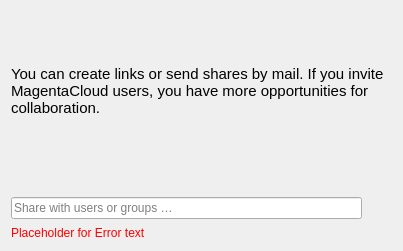
This is src/gui/shareusergroupwidget.ui in nextmcloud/desktop as Qt 5 draws it before an edit. The edited form follows.
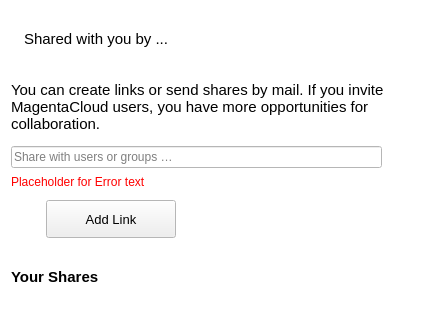
This is the edited form. Icons and pictures are not drawn.

Diff of the .ui file:
```diff
--- a/src/gui/shareusergroupwidget.ui
+++ b/src/gui/shareusergroupwidget.ui
@@ -6,19 +6,131 @@
    <rect>
     <x>0</x>
     <y>0</y>
-    <width>403</width>
-    <height>251</height>
+    <width>423</width>
+    <height>310</height>
    </rect>
   </property>
   <property name="sizePolicy">
-   <sizepolicy hsizetype="MinimumExpanding" vsizetype="Fixed">
+   <sizepolicy hsizetype="Preferred" vsizetype="Preferred">
     <horstretch>0</horstretch>
     <verstretch>0</verstretch>
    </sizepolicy>
   </property>
+  <property name="palette">
+   <palette>
+    <active>
+     <colorrole role="Base">
+      <brush brushstyle="SolidPattern">
+       <color alpha="255">
+        <red>255</red>
+        <green>255</green>
+        <blue>255</blue>
+       </color>
+      </brush>
+     </colorrole>
+     <colorrole role="Window">
+      <brush brushstyle="SolidPattern">
+       <color alpha="255">
+        <red>255</red>
+        <green>255</green>
+        <blue>255</blue>
+       </color>
+      </brush>
+     </colorrole>
+    </active>
+    <inactive>
+     <colorrole role="Base">
+      <brush brushstyle="SolidPattern">
+       <color alpha="255">
+        <red>255</red>
+        <green>255</green>
+        <blue>255</blue>
+       </color>
+      </brush>
+     </colorrole>
+     <colorrole role="Window">
+      <brush brushstyle="SolidPattern">
+       <color alpha="255">
+        <red>255</red>
+        <green>255</green>
+        <blue>255</blue>
+       </color>
+      </brush>
+     </colorrole>
+    </inactive>
+    <disabled>
+     <colorrole role="Base">
+      <brush brushstyle="SolidPattern">
+       <color alpha="255">
+        <red>255</red>
+        <green>255</green>
+        <blue>255</blue>
+       </color>
+      </brush>
+     </colorrole>
+     <colorrole role="Window">
+      <brush brushstyle="SolidPattern">
+       <color alpha="255">
+        <red>255</red>
+        <green>255</green>
+        <blue>255</blue>
+       </color>
+      </brush>
+     </colorrole>
+    </disabled>
+   </palette>
+  </property>
   <layout class="QVBoxLayout" name="verticalLayout">
+   <property name="spacing">
+    <number>11</number>
+   </property>
+   <property name="bottomMargin">
+    <number>5</number>
+   </property>
    <item>
-    <widget class="QLabel" name="label">
+    <layout class="QHBoxLayout" name="horizontalLayout_2">
+     <property name="rightMargin">
+      <number>0</number>
+     </property>
+     <item>
+      <widget class="QLabel" name="cloudIconLabel">
+       <property name="sizePolicy">
+        <sizepolicy hsizetype="Fixed" vsizetype="Fixed">
+         <horstretch>0</horstretch>
+         <verstretch>0</verstretch>
+        </sizepolicy>
+       </property>
+       <property name="text">
+        <string notr="true"/>
+       </property>
+       <property name="pixmap">
+        <pixmap resource="../../theme.qrc">:/client/theme/magenta/user/default@svg.svg</pixmap>
+       </property>
+       <property name="alignment">
+        <set>Qt::AlignLeading|Qt::AlignLeft|Qt::AlignVCenter</set>
+       </property>
+      </widget>
+     </item>
+     <item>
+      <widget class="QLabel" name="sharedAccountInfo">
+       <property name="font">
+        <font>
+         <family>Segoe UI</family>
+         <pointsize>11</pointsize>
+        </font>
+       </property>
+       <property name="text">
+        <string>Shared with you by ...</string>
+       </property>
+       <property name="wordWrap">
+        <bool>true</bool>
+       </property>
+      </widget>
+     </item>
+    </layout>
+   </item>
+   <item>
+    <widget class="QLabel" name="shareInfolabel">
      <property name="font">
       <font>
        <family>Segoe UI</family>
@@ -34,18 +146,7 @@
     </widget>
    </item>
    <item>
-    <widget class="QLabel" name="mainOwnerLabel">
-     <property name="sizePolicy">
-      <sizepolicy hsizetype="Preferred" vsizetype="Fixed">
-       <horstretch>0</horstretch>
-       <verstretch>0</verstretch>
-      </sizepolicy>
-     </property>
-     <property name="text">
-      <string/>
-     </property>
-    </widget>
-   </item>
+    <layout class="QVBoxLayout" name="verticalLayout_2">
    <item>
     <layout class="QHBoxLayout" name="shareeHorizontalLayout" stretch="0,0">
      <property name="spacing">
@@ -137,12 +238,134 @@
        </disabled>
       </palette>
      </property>
+       <property name="font">
+        <font>
+         <family>Segoe UI</family>
+        </font>
+       </property>
      <property name="text">
       <string notr="true">Placeholder for Error text</string>
      </property>
      <property name="textFormat">
       <enum>Qt::PlainText</enum>
      </property>
+       <property name="alignment">
+        <set>Qt::AlignLeading|Qt::AlignLeft|Qt::AlignTop</set>
+       </property>
+       <property name="wordWrap">
+        <bool>true</bool>
+       </property>
+      </widget>
+     </item>
+    </layout>
+   </item>
+   <item>
+    <layout class="QHBoxLayout" name="horizontalLayout">
+     <item>
+      <widget class="QPushButton" name="addLinkButton">
+       <property name="sizePolicy">
+        <sizepolicy hsizetype="Maximum" vsizetype="Maximum">
+         <horstretch>0</horstretch>
+         <verstretch>0</verstretch>
+        </sizepolicy>
+       </property>
+       <property name="minimumSize">
+        <size>
+         <width>130</width>
+         <height>38</height>
+        </size>
+       </property>
+       <property name="font">
+        <font>
+         <family>Segoe UI</family>
+         <pointsize>10</pointsize>
+        </font>
+       </property>
+       <property name="text">
+        <string>Add Link</string>
+       </property>
+      </widget>
+     </item>
+     <item>
+      <spacer name="horizontalSpacer">
+       <property name="orientation">
+        <enum>Qt::Horizontal</enum>
+       </property>
+       <property name="sizeType">
+        <enum>QSizePolicy::Preferred</enum>
+       </property>
+       <property name="sizeHint" stdset="0">
+        <size>
+         <width>200</width>
+         <height>13</height>
+        </size>
+       </property>
+      </spacer>
+     </item>
+    </layout>
+   </item>
+   <item>
+    <widget class="QLabel" name="errorLabel_2">
+     <property name="sizePolicy">
+      <sizepolicy hsizetype="Preferred" vsizetype="Preferred">
+       <horstretch>0</horstretch>
+       <verstretch>0</verstretch>
+      </sizepolicy>
+     </property>
+     <property name="palette">
+      <palette>
+       <active>
+        <colorrole role="WindowText">
+         <brush brushstyle="SolidPattern">
+          <color alpha="255">
+           <red>0</red>
+           <green>0</green>
+           <blue>0</blue>
+          </color>
+         </brush>
+        </colorrole>
+       </active>
+       <inactive>
+        <colorrole role="WindowText">
+         <brush brushstyle="SolidPattern">
+          <color alpha="255">
+           <red>0</red>
+           <green>0</green>
+           <blue>0</blue>
+          </color>
+         </brush>
+        </colorrole>
+       </inactive>
+       <disabled>
+        <colorrole role="WindowText">
+         <brush brushstyle="SolidPattern">
+          <color alpha="255">
+           <red>123</red>
+           <green>121</green>
+           <blue>134</blue>
+          </color>
+         </brush>
+        </colorrole>
+       </disabled>
+      </palette>
+     </property>
+     <property name="font">
+      <font>
+       <family>Segoe UI</family>
+       <pointsize>11</pointsize>
+       <weight>75</weight>
+       <bold>true</bold>
+      </font>
+     </property>
+     <property name="text">
+      <string>Your Shares</string>
+     </property>
+     <property name="textFormat">
+      <enum>Qt::PlainText</enum>
+     </property>
+     <property name="alignment">
+      <set>Qt::AlignLeading|Qt::AlignLeft|Qt::AlignVCenter</set>
+     </property>
      <property name="wordWrap">
       <bool>true</bool>
      </property>
```
Left out of the diff: 1 changed line with no effect on the pictures. Lines whose indentation alone changed are shown as unchanged.
